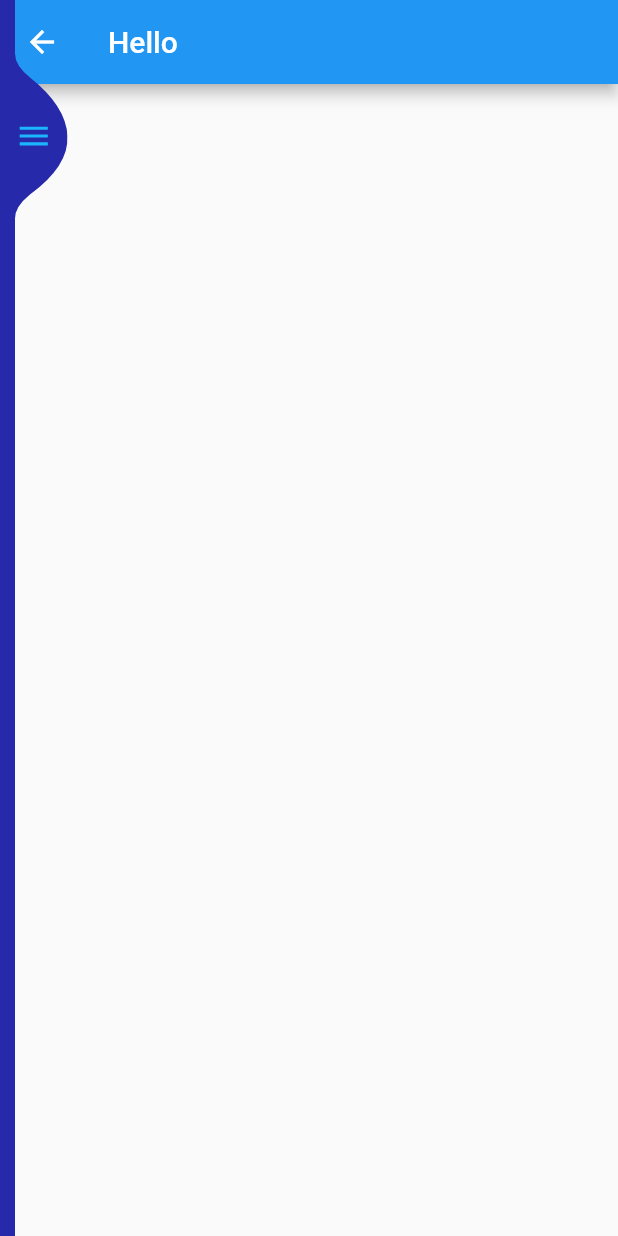
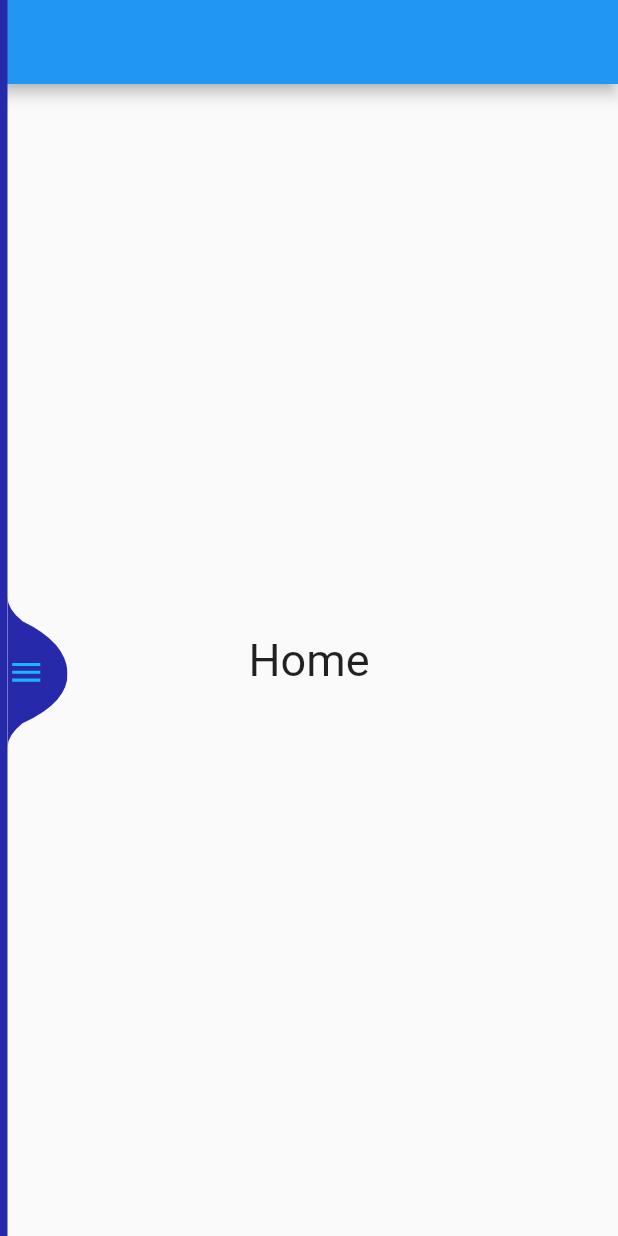
Before and after one commit to zomali/Gp-Design, a Flutter app: the side_layout screen opened directly, on a phone screen of 412 x 824 dp. Run offline on Flutter 3.47's test engine with Material 2 defaults, Android fonts, the phone set to English and light mode, and no system bars; our stand-ins replace audioplayers, bloc, charts_flutter, chewie, firebase_auth, firebase_core and 11 more; missing offline and left inert: dart:ffi, flutter_pdfview, syncfusion_flutter_pdfviewer; accounts and stored records are empty; network calls fail.

Commit message:
side bar finish & last quizes pages &info

```diff
--- a/lib/Sidebar/BlockNavigation.dart
+++ b/lib/Sidebar/BlockNavigation.dart
@@ -1,35 +1,51 @@
 import 'package:bloc/bloc.dart';
 import 'package:gp/Home.dart';
+import 'package:gp/L_types.dart';
+import 'package:gp/Last_Quiazes.dart';
 import 'package:gp/Sidebar/sidebar_layout.dart';
 
-import '../Info.dart';
+import '../pages/Info.dart';
 import '../Learning_analytics_screen.dart';
 import '../classes/student.dart';
 import '../login_screen.dart';
-import 'hom.dart';
+import '../pages/hom.dart';
 enum NavigationEvents {
   HomePageClickedEvent,
     evalution,
     Infoevent,
+  logout,
 }
 abstract class NavigationStates {}
 
 class Navigationn extends Bloc<NavigationEvents,NavigationStates>{
   Navigationn(NavigationStates initialState) : super(initialState);
 
+  @override
+  lastQuizes get initialState => lastQuizes();
+
+
+  //Navigationn(NavigationStates initialState) : super(initialState);
+
  // Navigationn(NavigationStates initialState) : super(INFO());
-  @override
-  NavigationStates get initialState => hhh();
 
   @override
   Stream<NavigationStates> mapEventToState(NavigationEvents event) async* {
-    switch (event) {
+
+    switch(event){
       case NavigationEvents.HomePageClickedEvent:
         yield hhh();
+        break;
+      case NavigationEvents.evalution:
+        yield lastQuizes();
         break;
       case NavigationEvents.Infoevent:
         yield INFO();
         break;
+      case NavigationEvents.logout:
+        yield Login_screen();
+        break;
+
+
 
     }
   }
--- a/lib/Sidebar/Menu.dart
+++ b/lib/Sidebar/Menu.dart
@@ -2,13 +2,13 @@ import 'package:flutter/material.dart';
 class Menu_SideBar extends StatelessWidget {
 final IconData?icon;
 final String?title;
-final Function ontap;
-  const Menu_SideBar({Key? key, this.icon, this.title, required this.ontap}) : super(key: key);
+//final Function ontap;
+const Menu_SideBar({Key? key, this.icon, this.title,  }) : super(key: key);
 
   @override
   Widget build(BuildContext context) {
     return GestureDetector(
-      onTap: ontap(),
+      //onTap: ontap!(),
       child: Padding(
           padding:  const EdgeInsets.all(16),
         child: Row(
--- a/lib/Sidebar/sidebar.dart
+++ b/lib/Sidebar/sidebar.dart
@@ -2,7 +2,8 @@ import 'dart:async';
 
 import 'package:flutter/material.dart';
 import 'package:flutter_bloc/flutter_bloc.dart';
-import 'package:gp/Info.dart';
+import 'package:gp/login_screen.dart';
+import 'package:gp/pages/Info.dart';
 import 'package:rxdart/rxdart.dart';
 
 import 'BlockNavigation.dart';
@@ -75,7 +76,11 @@ class _sidebarState extends State<sidebar> with SingleTickerProviderStateMixin<s
                       SizedBox(
                         height: 100,
                       ),
-                      ListTile(
+                      GestureDetector(
+                        onTap: (){
+                                    // navigate to profile
+                        },
+                        child: ListTile(
                           title: Text(
                             "Hossam",
                             style: TextStyle(color: Colors.white, fontSize: 30, fontWeight: FontWeight.w800),
@@ -94,7 +99,10 @@ class _sidebarState extends State<sidebar> with SingleTickerProviderStateMixin<s
                             ),
                             radius: 40,
                           ),
+
                         ),
+                      ),
+
                       Divider(
                         height: 64,
                         thickness: 0.5,
@@ -102,22 +110,33 @@ class _sidebarState extends State<sidebar> with SingleTickerProviderStateMixin<s
                         indent: 32,
                         endIndent: 32,
                       ),
-                      Menu_SideBar(
+                      GestureDetector(
+                        onTap: (){
+                          BlocProvider.of<Navigationn>(context).add(NavigationEvents.HomePageClickedEvent);
+                          oniconpress();
+                        },
+                        child: Menu_SideBar(
                           icon: Icons.home,
                           title: "Home",
-                        ontap: () {
-
-                          BlocProvider.of<Navigationn>(context).add(NavigationEvents.HomePageClickedEvent);
-
+                          // ontap: () {
+                          //
+                          //  BlocProvider.of<Navigationn>(context).add(NavigationEvents.HomePageClickedEvent);
+                          // },
+                        ),
+                      ),
+                      GestureDetector(
+                        onTap: (){
+                          BlocProvider.of<Navigationn>(context).add(NavigationEvents.evalution);
+                          oniconpress();
                         },
+                        child: Menu_SideBar(
+                          icon: Icons.person,
+                          title: "My Quizes",
+                          // ontap: () {
+                          //
+                          //   BlocProvider.of<Navigationn>(context).add(NavigationEvents.evalution);
+                          // },
                         ),
-                      Menu_SideBar(
-                        icon: Icons.person,
-                        title: "My Account",
-                        ontap: () {
-
-                          BlocProvider.of<Navigationn>(context).add(NavigationEvents.Infoevent);
-                        },
                       ),
 
                       Divider(
@@ -128,19 +147,41 @@ class _sidebarState extends State<sidebar> with SingleTickerProviderStateMixin<s
                         endIndent: 32,
                       ),
 
-                      Menu_SideBar(
+                      GestureDetector(
+                        onTap: (){
+                          BlocProvider.of<Navigationn>(context).add(NavigationEvents.Infoevent);
+                          oniconpress();
+                          },
+                        child: Menu_SideBar(
                           icon: Icons.info,
                           title: "INfo",
-                        ontap: (){
-                          BlocProvider.of<Navigationn>(context).add(NavigationEvents.HomePageClickedEvent);
+                          // ontap: (){
+                          //   BlocProvider.of<Navigationn>(context).add(NavigationEvents.HomePageClickedEvent);
+                          //
+                          // },
+                        ),
+                      ),
+                      GestureDetector(
+                        onTap: (){
+                          Navigator.push(
+                            context,
+                            MaterialPageRoute(builder: (context) =>  Login_screen()),
+                          );
                         },
+                        child: Menu_SideBar(
+                          icon: Icons.logout,
+                          title: "Log out",
+                          // ontap: (){
+                          //   BlocProvider.of<Navigationn>(context).add(NavigationEvents.evalution);
+                          // },
+                        ),
                       ),
                     ],
                   ),
                 ),
               ),
               Align(
-                alignment: Alignment(0, -0.9),
+                alignment: Alignment(0, 0.1),
                 child: GestureDetector(
                   onTap: () {
                     oniconpress();
@@ -148,8 +189,8 @@ class _sidebarState extends State<sidebar> with SingleTickerProviderStateMixin<s
                   child: ClipPath(
                     clipper: CustomMenuClipper(),
                     child: Container(
-                      width: 35,
-                      height: 110,
+                      width: 40,
+                      height: 100,
                       color: Color(0xFF262AAA),
                       alignment: Alignment.centerLeft,
                       child: AnimatedIcon(
--- a/lib/Sidebar/sidebar_layout.dart
+++ b/lib/Sidebar/sidebar_layout.dart
@@ -1,6 +1,7 @@
 import 'package:flutter/material.dart';
 import 'package:flutter_bloc/flutter_bloc.dart';
-import 'package:gp/Sidebar/hom.dart';
+import 'package:gp/pages/Info.dart';
+import 'package:gp/pages/hom.dart';
 import 'package:gp/login_screen.dart';
 import '';
 import 'BlockNavigation.dart';
--- a/lib/login_screen.dart
+++ b/lib/login_screen.dart
@@ -13,9 +13,7 @@ import 'package:firebase_auth/firebase_auth.dart';
 import 'package:form_field_validator/form_field_validator.dart';
 import 'package:form_field_validator/form_field_validator.dart';
 
-import 'DatabaseManager.dart';
-
-class Login_screen extends StatefulWidget {
+class Login_screen extends StatefulWidget with NavigationStates  {
   const Login_screen({Key? key}) : super(key: key);
 
   @override
@@ -29,7 +27,6 @@ class _login_screenState extends State<Login_screen> {
   bool _passwordVisible = false;
   bool _remembercheck = false;
   final _formKey = GlobalKey<FormState>();
-  DatabaseManager db = DatabaseManager();
 
   bool studentExist(
       var emailEntered, var passwordEnteres, List<student> listStudents) {
--- a/lib/Sidebar/hom.dart
+++ b/lib/pages/hom.dart
@@ -7,9 +7,16 @@ class hhh extends StatelessWidget with NavigationStates {
   Widget build(BuildContext context) {
     return Scaffold(
     appBar: AppBar(
-    title: Text('Hello'),
     ),
-    body: Container(),
+      body: Center(
+        child: Column(
+          mainAxisAlignment: MainAxisAlignment.center,
+          children: [
+            Text('Home',style: TextStyle(fontSize: 30.0),)
+          ],
+        ),
+      ),
+
     );
   }
 }
```
Also changed, not shown: lib/Info.dart (deleted, +0 -14 lines), lib/Last_Quiazes.dart (added, +268 -0 lines), lib/main.dart (+9 -22 lines), lib/pages/Info.dart (added, +42 -0 lines). Lines whose indentation alone changed are shown as unchanged.
